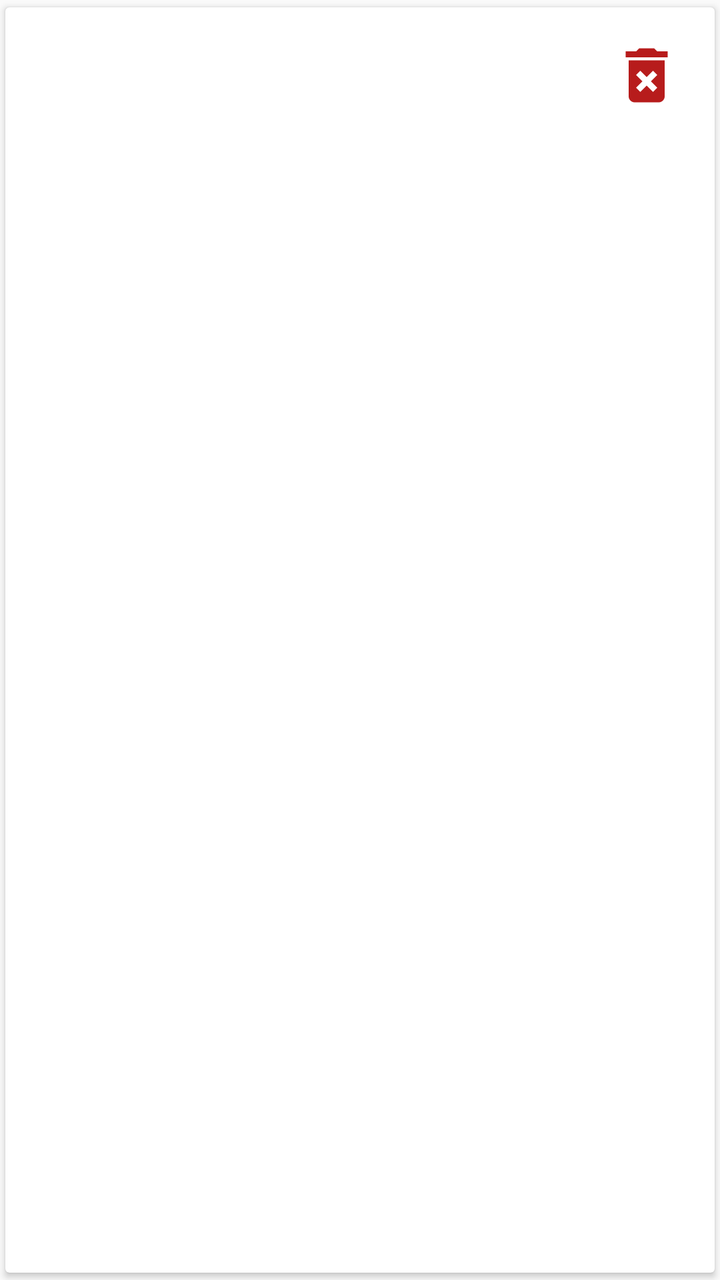
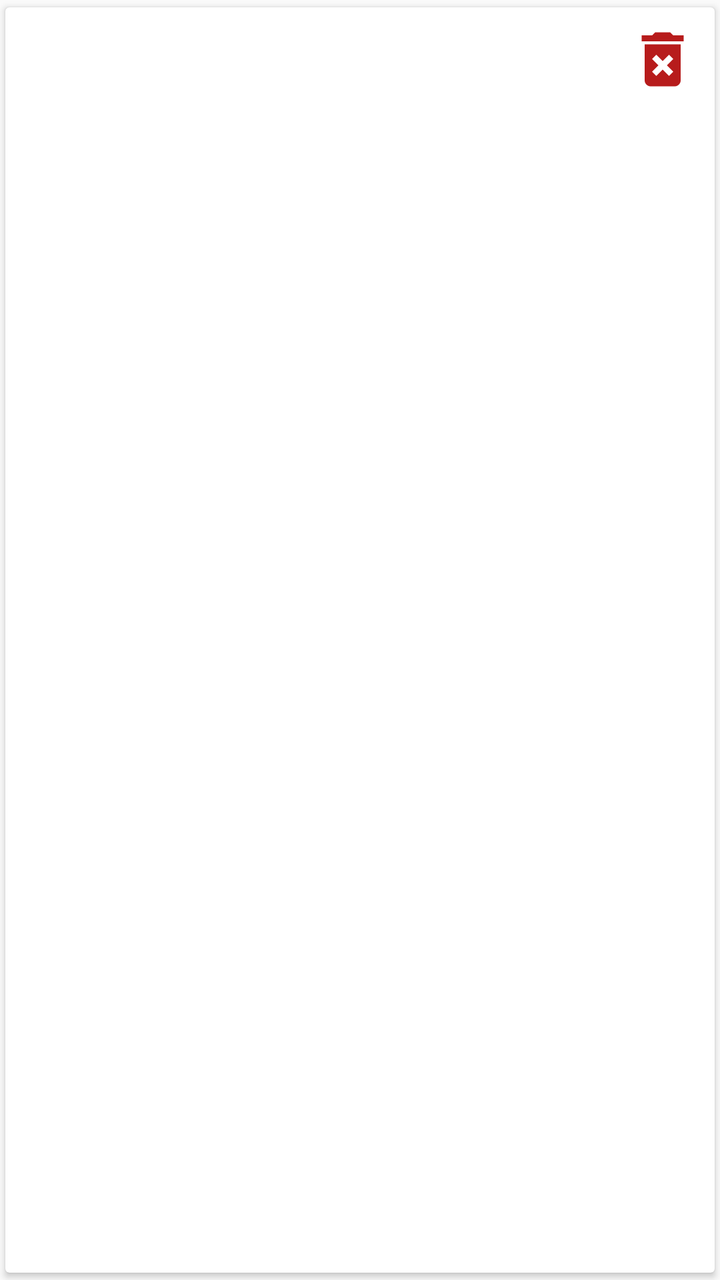

An Android layout rendered at two revisions. The XML below is the earlier revision; the diff shows what the commit changed to produce the second picture.
<!-- AndroidManifest.xml: application theme AppTheme -->
<!-- res/layout/item_bookmark.xml -->
<?xml version="1.0" encoding="utf-8"?>
<android.support.v7.widget.CardView
    xmlns:android="http://schemas.android.com/apk/res/android"
    xmlns:card_view="http://schemas.android.com/apk/res-auto"
    android:layout_width="match_parent"
    android:layout_height="wrap_content"
    card_view:cardElevation="2dp"
    card_view:cardUseCompatPadding="true"
    card_view:contentPadding="16dp"
    >

    <LinearLayout
        android:layout_width="match_parent"
        android:layout_height="wrap_content"
        android:orientation="horizontal"
        android:gravity="center_vertical"
        >

        <TextView
            android:id="@+id/rejalName"
            android:layout_width="wrap_content"
            android:layout_height="wrap_content"
            android:gravity="start"
            android:layout_weight="1"
            />

        <ImageButton
            android:id="@+id/deleteBtn"
            android:layout_width="wrap_content"
            android:layout_height="wrap_content"
            android:src="@drawable/ic_delete_forever_red_900_36dp"
            android:background="@null"
            />

    </LinearLayout>


</android.support.v7.widget.CardView>
<!-- resources referenced by this layout -->
<resources>
  <!-- drawable ic_delete_forever_red_900_36dp: png bitmap (drawable-hdpi, 365 bytes) -->
  <style name="AppTheme" parent="Theme.AppCompat.Light.DarkActionBar">
          
          <item name="android:typeface">monospace</item>
          <item name="colorPrimary">@color/colorPrimary</item>
          <item name="colorPrimaryDark">@color/colorPrimaryDark</item>
          <item name="colorAccent">@color/colorAccent</item>
      </style>
  <color name="colorPrimary">#4694FE</color>
  <color name="colorPrimaryDark">#4694FE</color>
  <color name="colorAccent">#FF4081</color>
</resources>

<!-- the commit's change to res/layout/item_bookmark.xml (unified diff, before → after) -->
@@ -6,7 +6,7 @@
     android:layout_height="wrap_content"
     card_view:cardElevation="2dp"
     card_view:cardUseCompatPadding="true"
-    card_view:contentPadding="16dp"
+    card_view:contentPadding="8dp"
     >
 
     <LinearLayout
